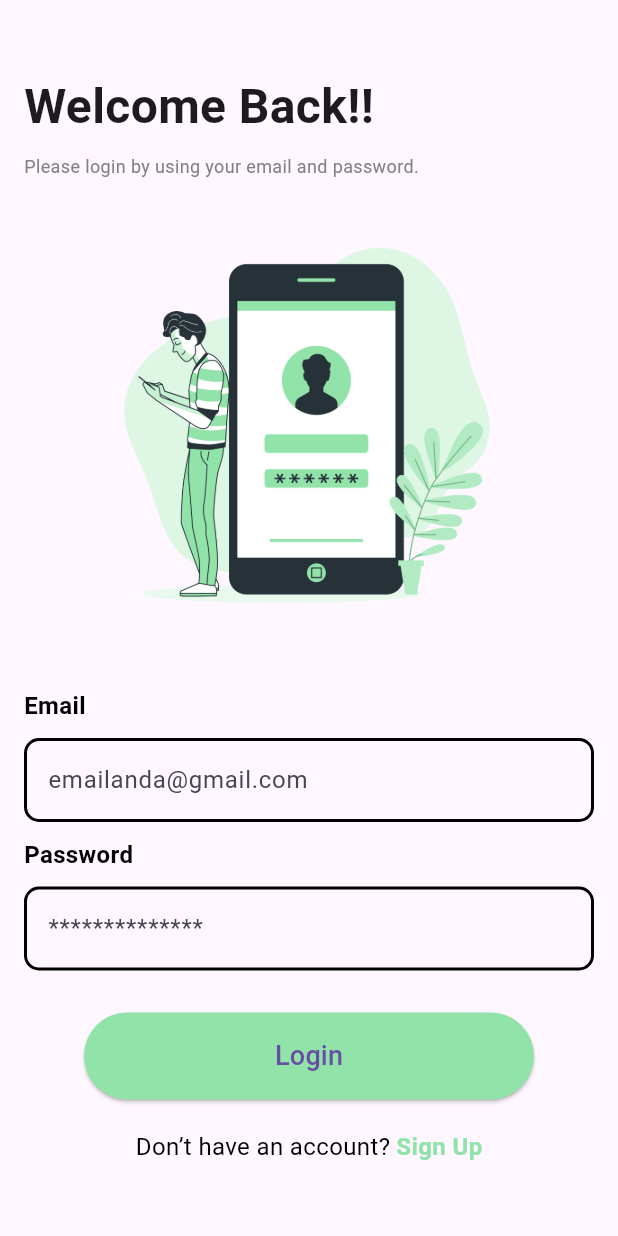
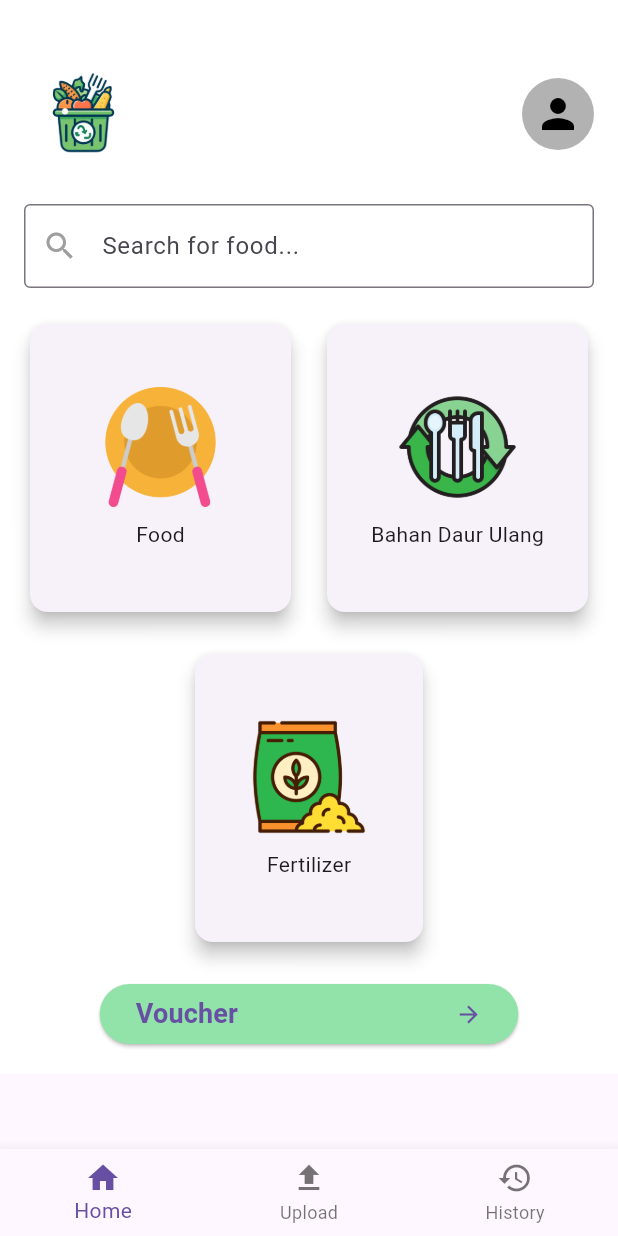
Before and after one commit to angelica1412/ecobites, a Flutter app: the LoginPage screen opened directly, after a tap on "Login", on a phone screen of 412 x 824 dp. Run offline on Flutter 3.47's test engine with Material 3 defaults, Android fonts, the phone set to English and light mode, and no system bars; our stand-ins replace google_fonts.

Commit message:
done home page

```diff
--- /dev/null
+++ b/lib/historypage.dart
@@ -0,0 +1,51 @@
+import 'package:ecobites/homepage.dart';
+import 'package:flutter/material.dart';
+
+class HistoryPage extends StatelessWidget {
+  @override
+  Widget build(BuildContext context) {
+    return Scaffold(
+      appBar: AppBar(
+        title: Text('History Page'),
+      ),
+      body: Center(
+        child: Text(
+          'This is the History Page',
+          style: TextStyle(fontSize: 20),
+        ),
+      ),
+      bottomNavigationBar: BottomNavigationBar(
+        items: const <BottomNavigationBarItem>[
+          BottomNavigationBarItem(
+            icon: Icon(Icons.home),
+            label: 'Home',
+          ),
+          BottomNavigationBarItem(
+            icon: Icon(Icons.upload),
+            label: 'Upload',
+          ),
+          BottomNavigationBarItem(
+            icon: Icon(Icons.history),
+            label: 'History',
+          ),
+        ],
+        currentIndex: 1, // Set the current index to indicate the Upload tab
+        onTap: (int index) {
+          if (index == 0) {
+            // Navigate to Home page
+            Navigator.pushReplacement(
+              context,
+              MaterialPageRoute(builder: (context) => HomePage()), // Ganti HomePage dengan halaman yang sesuai
+            );
+          } else if (index == 2) {
+             // Navigate to Home page
+            Navigator.pushReplacement(
+              context,
+              MaterialPageRoute(builder: (context) => HistoryPage()), // Ganti HomePage dengan halaman yang sesuai
+            );
+          }
+        },
+      ),
+    );
+  }
+}
--- /dev/null
+++ b/lib/homepage.dart
@@ -0,0 +1,189 @@
+import 'package:ecobites/profilepage.dart';
+import 'package:ecobites/uploadpage.dart';
+import 'package:ecobites/voucher.dart';
+import 'package:flutter/material.dart';
+
+class HomePage extends StatefulWidget {
+  @override
+  _HomePageState createState() => _HomePageState();
+}
+
+class _HomePageState extends State<HomePage> {
+  Color searchIconColor = Colors.grey; // State variable for search icon color
+
+  @override
+  Widget build(BuildContext context) {
+    return Scaffold(
+      body: SingleChildScrollView(
+        child: Container(
+          color: Color.fromARGB(255, 255, 255, 255),
+          padding: const EdgeInsets.all(16.0),
+          child: Column(
+            crossAxisAlignment: CrossAxisAlignment.start,
+            children: [
+              SizedBox(height: 20),
+              Row(
+                mainAxisAlignment: MainAxisAlignment.spaceBetween,
+                children: [
+                  Image.asset(
+                    'assets/logo.png',
+                    height: 80,
+                    width: 80,
+                  ),
+                  Container(
+                    decoration: BoxDecoration(
+                      color: const Color.fromARGB(255, 178, 178, 178), // Background color
+                      shape: BoxShape.circle, // Circular background
+                    ),
+                    child: IconButton(
+                      icon: Icon(Icons.person, size: 32),
+                      color: Colors.black,
+                      onPressed: () {
+                        Navigator.push(
+                          context,
+                          MaterialPageRoute(builder: (context) => ProfilePage()),
+                        );
+                      },
+                    ),
+                  ),
+                ],
+              ),
+              SizedBox(height: 20),
+              TextFormField(
+                onTap: () {
+                  setState(() {
+                    searchIconColor = const Color(0xFF92E3A9); // Change color when tapped
+                  });
+                },
+                decoration: InputDecoration(
+                  hintText: 'Search for food...',
+                  prefixIcon: Icon(Icons.search, color: searchIconColor),
+                  border: OutlineInputBorder(
+                    borderSide: BorderSide(color: Colors.black, width: 2.0),
+                  ),
+                  focusedBorder: OutlineInputBorder(
+                    borderSide:
+                        BorderSide(color: Color(0xFF92E3A9), width: 2.0),
+                  ),
+                ),
+              ),
+              SizedBox(height: 20),
+              Row(
+                mainAxisAlignment: MainAxisAlignment.spaceAround,
+                children: [
+                  Expanded(
+                    child: Container(
+                      width: 160,
+                      height: 200,
+                      child: Card(
+                        elevation: 5,
+                        child: Column(
+                          mainAxisAlignment: MainAxisAlignment.center,
+                          children: [
+                            Image.asset('assets/food.png',
+                                height: 80, width: 80),
+                            SizedBox(height: 8),
+                            Text('Food'),
+                          ],
+                        ),
+                      ),
+                    ),
+                  ),
+                  SizedBox(width: 16),
+                  Expanded(
+                    child: Container(
+                      width: 160,
+                      height: 200,
+                      child: Card(
+                        elevation: 5,
+                        child: Column(
+                          mainAxisAlignment: MainAxisAlignment.center,
+                          children: [
+                            Image.asset('assets/daurulang.png',
+                                height: 80, width: 80),
+                            SizedBox(height: 8),
+                            Text('Bahan Daur Ulang'),
+                          ],
+                        ),
+                      ),
+                    ),
+                  ),
+                ],
+              ),
+              SizedBox(height: 20),
+              Center(
+                child: Container(
+                  width: 160,
+                  height: 200,
+                  child: Card(
+                    elevation: 5,
+                    child: Column(
+                      mainAxisAlignment: MainAxisAlignment.center,
+                      children: [
+                        Image.asset('assets/pupuk.png', height: 80, width: 80),
+                        SizedBox(height: 8),
+                        Text('Fertilizer'),
+                      ],
+                    ),
+                  ),
+                ),
+              ),
+              SizedBox(height: 20),
+              Center(
+                child: ElevatedButton(
+                  style: ButtonStyle(
+                    backgroundColor: MaterialStateProperty.all<Color>(const Color(0xFF92E3A9)),
+                  ),
+                  onPressed: () {
+                    Navigator.push(
+                      context,
+                      MaterialPageRoute(builder: (context) => VoucherPage()),
+                    );
+                  },
+                  child: Row(
+                    mainAxisSize: MainAxisSize.min,
+                    children: [
+                      Text(
+                        'Voucher',
+                        style: TextStyle(
+                          fontWeight: FontWeight.bold,
+                          fontSize: 18,
+                        ),
+                      ),
+                      SizedBox(width: 145),
+                      Icon(Icons.arrow_forward),
+                    ],
+                  ),
+                ),
+              ),
+            ],
+          ),
+        ),
+      ),
+      bottomNavigationBar: BottomNavigationBar(
+        items: const <BottomNavigationBarItem>[
+          BottomNavigationBarItem(
+            icon: Icon(Icons.home),
+            label: 'Home',
+          ),
+          BottomNavigationBarItem(
+            icon: Icon(Icons.upload),
+            label: 'Upload',
+          ),
+          BottomNavigationBarItem(
+            icon: Icon(Icons.history),
+            label: 'History',
+          ),
+        ],
+        onTap: (int index) {
+          if (index == 1) {
+            Navigator.push(
+              context,
+              MaterialPageRoute(builder: (context) => UploadPage()),
+            );
+          }
+        },
+      ),
+    );
+  }
+}
--- a/lib/login.dart
+++ b/lib/login.dart
@@ -1,5 +1,6 @@
 import 'package:flutter/material.dart';
 import 'register.dart'; // Mengimpor file signup_page.dart
+import 'homepage.dart'; // Mengimpor file homepage.dart
 
 class LoginPage extends StatelessWidget {
   @override
@@ -102,8 +103,11 @@ class LoginPage extends StatelessWidget {
                     width: 300,
                     child: ElevatedButton(
                       onPressed: () {
-                        // Fungsi yang akan dijalankan ketika tombol login ditekan
-                        // Anda dapat menambahkan logika autentikasi di sini
+                        // Navigasi ke halaman homepage setelah login berhasil
+                        Navigator.pushReplacement(
+                          context,
+                          MaterialPageRoute(builder: (context) => HomePage()),
+                        );
                       },
                       style: ElevatedButton.styleFrom(
                         primary: Color(0xFF92E3A9),
--- /dev/null
+++ b/lib/uploadpage.dart
@@ -0,0 +1,52 @@
+import 'package:ecobites/historypage.dart';
+import 'package:ecobites/homepage.dart';
+import 'package:flutter/material.dart';
+
+class UploadPage extends StatelessWidget {
+  @override
+  Widget build(BuildContext context) {
+    return Scaffold(
+      appBar: AppBar(
+        title: Text('Upload Page'),
+      ),
+      body: Center(
+        child: Text(
+          'This is the Upload Page',
+          style: TextStyle(fontSize: 20),
+        ),
+      ),
+      bottomNavigationBar: BottomNavigationBar(
+        items: const <BottomNavigationBarItem>[
+          BottomNavigationBarItem(
+            icon: Icon(Icons.home),
+            label: 'Home',
+          ),
+          BottomNavigationBarItem(
+            icon: Icon(Icons.upload),
+            label: 'Upload',
+          ),
+          BottomNavigationBarItem(
+            icon: Icon(Icons.history),
+            label: 'History',
+          ),
+        ],
+        currentIndex: 1, // Set the current index to indicate the Upload tab
+        onTap: (int index) {
+          if (index == 0) {
+            // Navigate to Home page
+            Navigator.pushReplacement(
+              context,
+              MaterialPageRoute(builder: (context) => HomePage()), // Ganti HomePage dengan halaman yang sesuai
+            );
+          } else if (index == 2) {
+             // Navigate to Home page
+            Navigator.pushReplacement(
+              context,
+              MaterialPageRoute(builder: (context) => HistoryPage()), // Ganti HomePage dengan halaman yang sesuai
+            );
+          }
+        },
+      ),
+    );
+  }
+}
--- /dev/null
+++ b/lib/voucher.dart
@@ -0,0 +1,98 @@
+import 'package:flutter/material.dart';
+
+class Voucher {
+  String code;
+  String imageName;
+
+  Voucher({required this.code, required this.imageName});
+}
+
+class VoucherPage extends StatefulWidget {
+  const VoucherPage({Key? key}) : super(key: key);
+
+  @override
+  _VoucherPageState createState() => _VoucherPageState();
+}
+
+class _VoucherPageState extends State<VoucherPage> {
+  TextEditingController _searchController = TextEditingController();
+  List<Voucher> _voucherCodes = [
+    Voucher(code: 'VOUCHER123', imageName: 'voucher.png'),
+    Voucher(code: 'ECO456', imageName: 'voucher.png'),
+    Voucher(code: 'SAVE50', imageName: 'voucher.png'),
+    Voucher(code: 'SPRINGSALE', imageName: 'voucher.png'),
+    Voucher(code: 'FREEDELIVERY', imageName: 'voucher.png'),
+  ];
+  List<Voucher> _filteredVoucherCodes = [];
+
+  @override
+  void initState() {
+    super.initState();
+    _filteredVoucherCodes.addAll(_voucherCodes);
+  }
+
+  void _filterVouchers(String query) {
+    _filteredVoucherCodes.clear();
+    _voucherCodes.forEach((voucher) {
+      if (voucher.code.toLowerCase().contains(query.toLowerCase())) {
+        _filteredVoucherCodes.add(voucher);
+      }
+    });
+    setState(() {});
+  }
+
+  @override
+  Widget build(BuildContext context) {
+    return Scaffold(
+      appBar: AppBar(
+        title: Text('Voucher Page'),
+        backgroundColor: const Color(0xFF92E3A9), // Change app bar color to green
+      ),
+      body: Column(
+        children: [
+          Padding(
+            padding: const EdgeInsets.all(16.0),
+            child: TextField(
+              controller: _searchController,
+              decoration: InputDecoration(
+                hintText: 'Search for voucher code...',
+                prefixIcon: Icon(Icons.search),
+              ),
+              onChanged: (value) {
+                _filterVouchers(value);
+              },
+            ),
+          ),
+          Expanded(
+            child: ListView.builder(
+              itemCount: _filteredVoucherCodes.length,
+              itemBuilder: (context, index) {
+                return Card(
+                  elevation: 5,
+                  child: ListTile(
+                    title: Column(
+                      crossAxisAlignment: CrossAxisAlignment.start,
+                      children: [
+                        Image.asset(
+                          'assets/${_filteredVoucherCodes[index].imageName}',
+                          height: 80,
+                          width: double.infinity, // Make the image full width
+                        ),
+                        SizedBox(height: 8),
+                        Text(_filteredVoucherCodes[index].code),
+                        Text('Discount or Offer Description'),
+                      ],
+                    ),
+                    onTap: () {
+                      // Add functionality when a voucher is tapped
+                    },
+                  ),
+                );
+              },
+            ),
+          ),
+        ],
+      ),
+    );
+  }
+}
--- a/pubspec.yaml
+++ b/pubspec.yaml
@@ -59,6 +59,10 @@ flutter:
   - assets/logo.png
   - assets/login.png
   - assets/register.png
+  - assets/daurulang.png
+  - assets/food.png
+  - assets/pupuk.png
+  - assets/voucher.png
   # The following line ensures that the Material Icons font is
   # included with your application, so that you can use the icons in
   # the material Icons class.
```
Also changed, not shown: lib/onboardingscreen.dart (+14 -17 lines), lib/profilepage.dart (added, +18 -0 lines), lib/register.dart (+119 -75 lines), lib/secondarytabbar.dart (added, +86 -0 lines), assets/daurulang.png (added), assets/food.png (added), assets/pupuk.png (added), assets/voucher.png (added).
